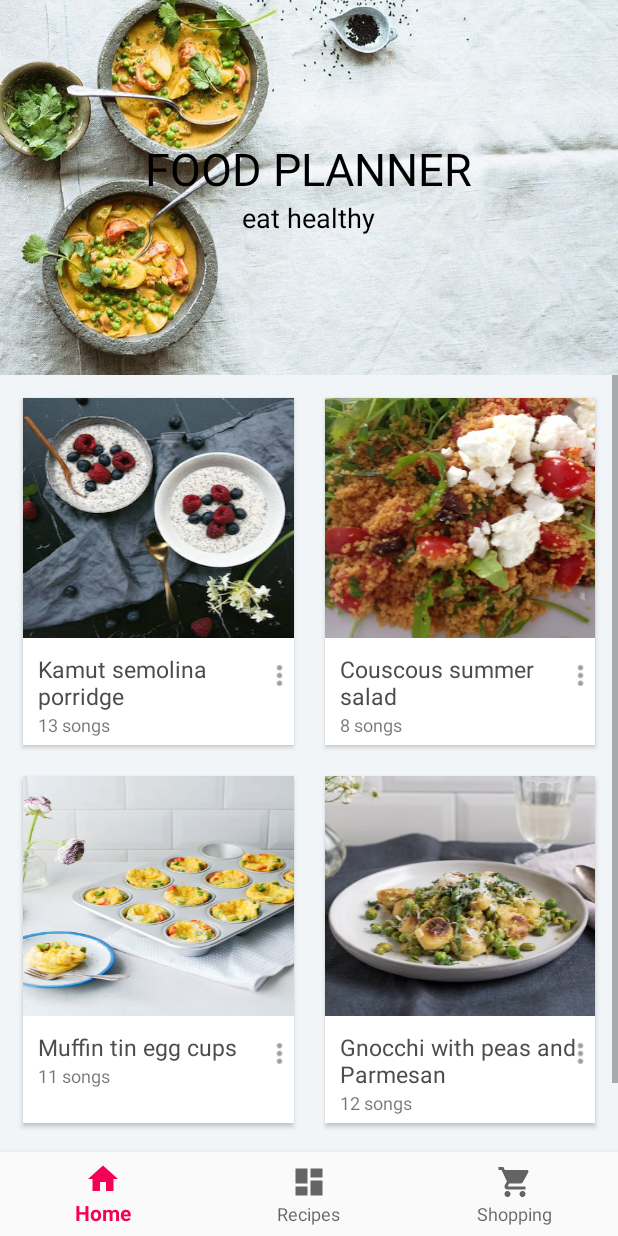
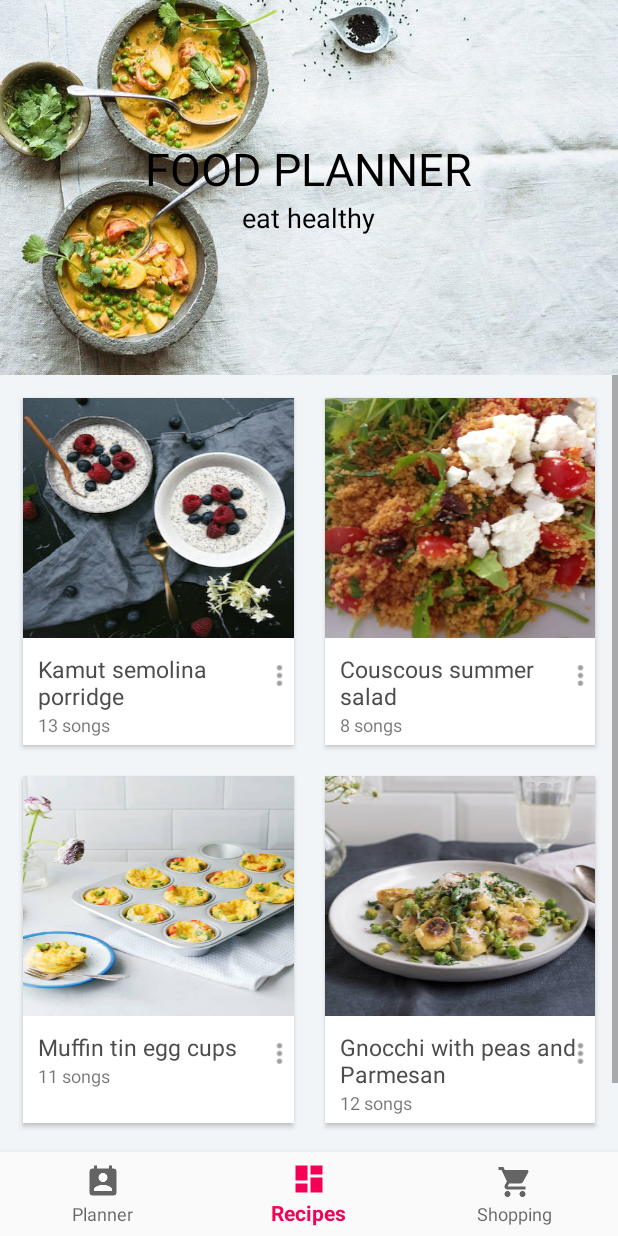
Before and after one commit to MM3y3r/PT-Wendys, an Android app: the first screen one second after launch (MainActivity), on a phone screen of 412 x 824 dp. Run offline under Robolectric (Android 15) with nearby library versions, the phone set to English and light mode, and no system bars; pictures from the network do not load.

Commit message:
cleanup + new nav item (planner)

```diff
--- a/mobile/src/main/java/com/testing/pt_wendys/MainActivity.java
+++ b/mobile/src/main/java/com/testing/pt_wendys/MainActivity.java
@@ -37,12 +37,12 @@ public class MainActivity extends AppCompatActivity {
         @Override
         public boolean onNavigationItemSelected(@NonNull MenuItem item) {
             switch (item.getItemId()) {
-                case R.id.navigation_home:
+                case R.id.navigation_planner:
                     //mTextMessage.setText(R.string.title_home);
                     Intent viewTest = new Intent(MainActivity.this, testetstsetsetest.class);
                     startActivity(viewTest);
                     return true;
-                case R.id.navigation_dashboard:
+                case R.id.navigation_recipes:
                     //mTextMessage.setText(R.string.title_dashboard);
                     return true;
                 case R.id.navigation_shopping_list:
@@ -65,6 +65,7 @@ public class MainActivity extends AppCompatActivity {
         // Bottom Nav Bar
         BottomNavigationView navigation = (BottomNavigationView) findViewById(R.id.navigation);
         navigation.setOnNavigationItemSelectedListener(mOnNavigationItemSelectedListener);
+        navigation.setSelectedItemId(R.id.navigation_recipes);
 
         initCollapsingToolbar();
 
--- a/mobile/src/main/java/com/testing/pt_wendys/ShoppingList.java
+++ b/mobile/src/main/java/com/testing/pt_wendys/ShoppingList.java
@@ -10,8 +10,6 @@ import android.widget.ListView;
 import android.widget.TextView;
 import android.widget.ArrayAdapter;
 
-import static com.testing.pt_wendys.R.drawable.foodpic1;
-
 public class ShoppingList extends AppCompatActivity {
 
     private TextView mTextMessage;
@@ -23,10 +21,10 @@ public class ShoppingList extends AppCompatActivity {
         @Override
         public boolean onNavigationItemSelected(@NonNull MenuItem item) {
             switch (item.getItemId()) {
-                case R.id.navigation_home:
+                case R.id.navigation_planner:
                     //mTextMessage.setText(R.string.title_home);
                     return true;
-                case R.id.navigation_dashboard:
+                case R.id.navigation_recipes:
                     //mTextMessage.setText(R.string.title_dashboard);
                     Intent viewShoppingList = new Intent(ShoppingList.this, MainActivity.class);
                     startActivity(viewShoppingList);
--- a/mobile/src/main/java/com/testing/pt_wendys/testetstsetsetest.java
+++ b/mobile/src/main/java/com/testing/pt_wendys/testetstsetsetest.java
@@ -18,10 +18,10 @@ public class testetstsetsetest extends AppCompatActivity {
         @Override
         public boolean onNavigationItemSelected(@NonNull MenuItem item) {
             switch (item.getItemId()) {
-                case R.id.navigation_home:
-                    mTextMessage.setText(R.string.title_home);
+                case R.id.navigation_planner:
+                    mTextMessage.setText(R.string.title_planner);
                     return true;
-                case R.id.navigation_dashboard:
+                case R.id.navigation_recipes:
                     mTextMessage.setText(R.string.title_dashboard);
                     Intent viewTest = new Intent(testetstsetsetest.this, MainActivity.class);
                     startActivity(viewTest);
--- a/mobile/src/main/res/layout/activity_shopping.xml
+++ b/mobile/src/main/res/layout/activity_shopping.xml
@@ -22,7 +22,7 @@
             android:layout_marginLeft="@dimen/activity_horizontal_margin"
             android:layout_marginRight="@dimen/activity_horizontal_margin"
             android:layout_marginTop="@dimen/activity_vertical_margin"
-            android:text="@string/title_home" />
+            android:text="@string/title_planner" />
 
         <ListView
             android:id="@+id/list"
--- a/mobile/src/main/res/layout/activity_test.xml
+++ b/mobile/src/main/res/layout/activity_test.xml
@@ -22,7 +22,7 @@
             android:layout_marginLeft="@dimen/activity_horizontal_margin"
             android:layout_marginRight="@dimen/activity_horizontal_margin"
             android:layout_marginTop="@dimen/activity_vertical_margin"
-            android:text="@string/title_home" />
+            android:text="@string/title_planner" />
 
     </FrameLayout>
 
--- a/mobile/src/main/res/layout/activity_testetstsetsetest.xml
+++ b/mobile/src/main/res/layout/activity_testetstsetsetest.xml
@@ -22,7 +22,7 @@
             android:layout_marginLeft="@dimen/activity_horizontal_margin"
             android:layout_marginRight="@dimen/activity_horizontal_margin"
             android:layout_marginTop="@dimen/activity_vertical_margin"
-            android:text="@string/title_home" />
+            android:text="@string/title_planner" />
 
     </FrameLayout>
 
--- a/mobile/src/main/res/menu/navigation.xml
+++ b/mobile/src/main/res/menu/navigation.xml
@@ -2,12 +2,12 @@
 <menu xmlns:android="http://schemas.android.com/apk/res/android">
 
     <item
-        android:id="@+id/navigation_home"
-        android:icon="@drawable/ic_home_black_24dp"
-        android:title="@string/title_home" />
+        android:id="@+id/navigation_planner"
+        android:icon="@drawable/ic_perm_contact_calendar_48pt_3x"
+        android:title="@string/title_planner" />
 
     <item
-        android:id="@+id/navigation_dashboard"
+        android:id="@+id/navigation_recipes"
         android:icon="@drawable/ic_dashboard_black_24dp"
         android:title="@string/title_dashboard" />
 
--- a/mobile/src/main/res/values/strings.xml
+++ b/mobile/src/main/res/values/strings.xml
@@ -1,6 +1,6 @@
 <resources>
     <string name="app_name">Food Planner</string>
-    <string name="title_home">Home</string>
+    <string name="title_planner">Planner</string>
     <string name="title_dashboard">Recipes</string>
     <string name="title_notifications">Shopping</string>
     <string name="title_activity_test">test</string>
```
Also changed, not shown: mobile/src/main/res/drawable/album10.png (deleted), mobile/src/main/res/drawable/album11.png (deleted), mobile/src/main/res/drawable/album2.png (deleted), mobile/src/main/res/drawable/album3.png (deleted), mobile/src/main/res/drawable/album4.png (deleted), mobile/src/main/res/drawable/album5.png (deleted), mobile/src/main/res/drawable/album6.png (deleted), mobile/src/main/res/drawable/album7.png (deleted), mobile/src/main/res/drawable/album8.png (deleted), mobile/src/main/res/drawable/album9.png (deleted), mobile/src/main/res/drawable/cover.jpg (deleted), mobile/src/main/res/drawable/ic_perm_contact_calendar_48pt_3x.png (added).
